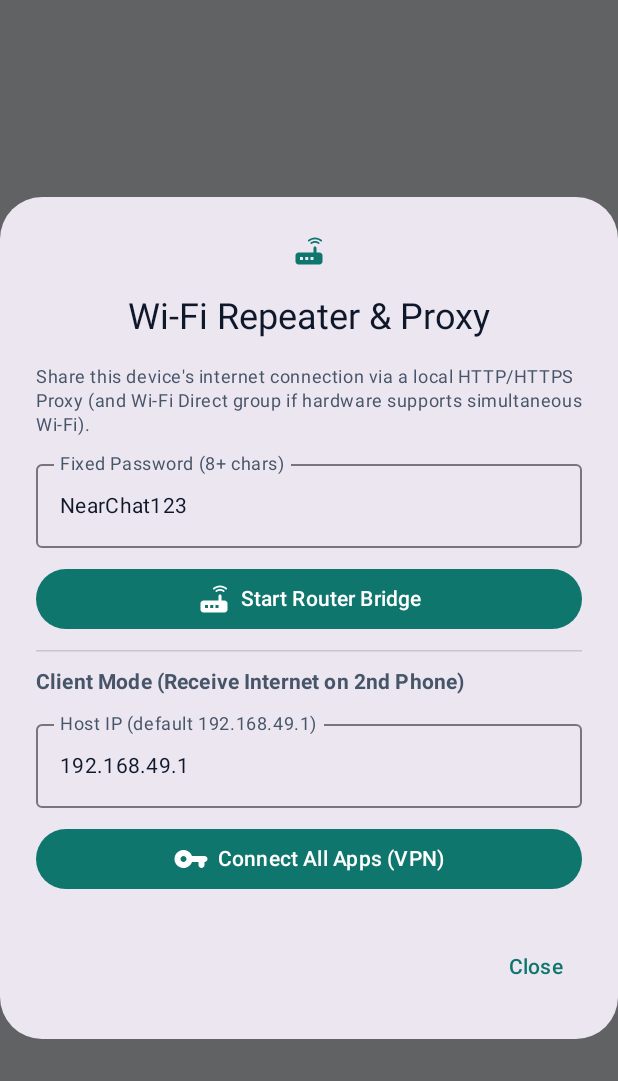
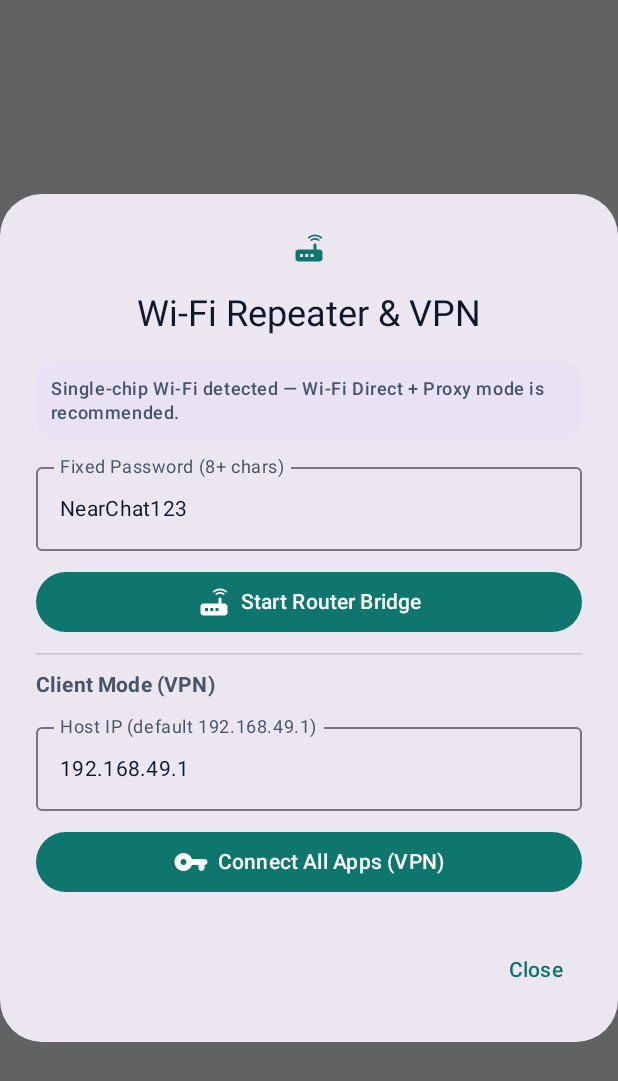
Before and after one commit to Khereba1/NearChat, an Android app built with Jetpack Compose: the composable RouterBridgeDialog shown on its own in the app's theme, on a phone screen of 412 x 824 dp. Shown: the top 1081 px of the screen. Run offline under Robolectric (Android 15) with nearby library versions, the phone set to English and light mode, and no system bars; libraries missing offline, so code that uses them is left out: hev.htproxy.

Commit message:
v1.4.0: fix router stop, prevent host/VPN conflict, hardware check, off-main-thread DB

```diff
--- a/app/build.gradle.kts
+++ b/app/build.gradle.kts
@@ -13,8 +13,8 @@ android {
         applicationId = "com.khereba1.nearchat"
         minSdk = 24
         targetSdk = 34
-        versionCode = 12
-        versionName = "1.3.1"
+        versionCode = 13
+        versionName = "1.4.0"
     }
 
     signingConfigs {
--- a/app/src/main/java/com/khereba1/app/ui/RouterBridgeDialog.kt
+++ b/app/src/main/java/com/khereba1/app/ui/RouterBridgeDialog.kt
@@ -2,8 +2,10 @@ package com.khereba1.app.ui
 
 import android.app.Activity
 import android.content.Context
+import android.content.Intent
 import android.net.VpnService
 import android.os.Build
+import android.provider.Settings
 import androidx.activity.compose.rememberLauncherForActivityResult
 import androidx.activity.result.contract.ActivityResultContracts
 import androidx.compose.foundation.layout.Arrangement
@@ -21,6 +23,7 @@ import androidx.compose.material.icons.Icons
 import androidx.compose.material.icons.rounded.ContentCopy
 import androidx.compose.material.icons.rounded.Router
 import androidx.compose.material.icons.rounded.VpnKey
+import androidx.compose.material.icons.rounded.WifiTethering
 import androidx.compose.material3.AlertDialog
 import androidx.compose.material3.Button
 import androidx.compose.material3.HorizontalDivider
@@ -66,6 +69,7 @@ fun RouterBridgeDialog(
         mutableStateOf(prefs.getString("vpn_host_ip", "192.168.49.1") ?: "192.168.49.1")
     }
     val isVpnRunning by NearChatVpnService.isRunning.collectAsState()
+    val supportsDirectHotspot = remember { WifiProxyServer.supportsDirectWifiHotspot(context) }
 
     val vpnPermLauncher = rememberLauncherForActivityResult(
         ActivityResultContracts.StartActivityForResult()
@@ -90,11 +94,36 @@ fun RouterBridgeDialog(
                 modifier = Modifier.verticalScroll(rememberScrollState()),
                 verticalArrangement = Arrangement.spacedBy(10.dp)
             ) {
-                Text(
-                    text = stringResource(R.string.router_desc),
-                    style = MaterialTheme.typography.bodySmall,
-                    color = MaterialTheme.colorScheme.onSurfaceVariant
-                )
+                Surface(
+                    shape = RoundedCornerShape(12.dp),
+                    color = MaterialTheme.colorScheme.secondaryContainer.copy(alpha = 0.55f),
+                    modifier = Modifier.fillMaxWidth()
+                ) {
+                    Column(modifier = Modifier.padding(10.dp), verticalArrangement = Arrangement.spacedBy(6.dp)) {
+                        Text(
+                            text = stringResource(
+                                if (supportsDirectHotspot) R.string.hw_direct_supported
+                                else R.string.hw_p2p_recommended
+                            ),
+                            style = MaterialTheme.typography.bodySmall,
+                            fontWeight = FontWeight.Medium
+                        )
+                        if (supportsDirectHotspot) {
+                            OutlinedButton(
+                                onClick = {
+                                    runCatching {
+                                        context.startActivity(Intent(Settings.ACTION_WIRELESS_SETTINGS))
+                                    }
+                                },
+                                modifier = Modifier.fillMaxWidth()
+                            ) {
+                                Icon(Icons.Rounded.WifiTethering, contentDescription = null, modifier = Modifier.size(16.dp))
+                                Spacer(Modifier.width(6.dp))
+                                Text(stringResource(R.string.open_hotspot_settings))
+                            }
+                        }
+                    }
+                }
 
                 if (!state.isRunning && Build.VERSION.SDK_INT >= Build.VERSION_CODES.Q) {
                     OutlinedTextField(
@@ -121,7 +150,7 @@ fun RouterBridgeDialog(
                             Row(verticalAlignment = Alignment.CenterVertically) {
                                 Column(modifier = Modifier.weight(1f)) {
                                     Text(
-                                        text = "HTTP Proxy (Wi-Fi Settings):",
+                                        text = "HTTP Proxy:",
                                         style = MaterialTheme.typography.labelSmall,
                                         fontWeight = FontWeight.Bold
                                     )
@@ -134,7 +163,7 @@ fun RouterBridgeDialog(
                             Row(verticalAlignment = Alignment.CenterVertically) {
                                 Column(modifier = Modifier.weight(1f)) {
                                     Text(
-                                        text = "SOCKS5 (Telegram / Client VPN):",
+                                        text = "SOCKS5 (Telegram / VPN):",
                                         style = MaterialTheme.typography.labelSmall,
                                         fontWeight = FontWeight.Bold
                                     )
@@ -182,14 +211,19 @@ fun RouterBridgeDialog(
                     OutlinedButton(onClick = onStop, modifier = Modifier.fillMaxWidth()) {
                         Text(stringResource(R.string.router_stop))
                     }
-                    TextButton(
-                        onClick = { WifiProxyServer.stop(keepGroup = false) },
+                } else {
+                    if (isVpnRunning) {
+                        Text(
+                            text = stringResource(R.string.stop_vpn_first),
+                            style = MaterialTheme.typography.labelSmall,
+                            color = MaterialTheme.colorScheme.error
+                        )
+                    }
+                    Button(
+                        enabled = !isVpnRunning,
+                        onClick = onStart,
                         modifier = Modifier.fillMaxWidth()
                     ) {
-                        Text(stringResource(R.string.router_reset_group))
-                    }
-                } else {
-                    Button(onClick = onStart, modifier = Modifier.fillMaxWidth()) {
                         Icon(Icons.Rounded.Router, contentDescription = null)
                         Spacer(Modifier.width(6.dp))
                         Text(stringResource(R.string.router_start))
@@ -215,6 +249,7 @@ fun RouterBridgeDialog(
                         modifier = Modifier.fillMaxWidth()
                     )
                     Button(
+                        enabled = !state.isRunning,
                         onClick = {
                             val prep = VpnService.prepare(context)
                             if (prep != null) {
--- a/app/src/main/res/values/strings.xml
+++ b/app/src/main/res/values/strings.xml
@@ -78,17 +78,21 @@
     <string name="bt_permission_needed">Bluetooth permission is needed to chat without Wi-Fi.</string>
     <string name="bt_no_paired">No paired Bluetooth devices found. Pair both phones in Android Settings first.</string>
     <string name="bt_tip">Works completely offline without Wi-Fi or Hotspot. Pair the two phones in Bluetooth settings, then one taps Host and the other Connects.</string>
-    <string name="router_title">Wi-Fi Repeater &amp; Proxy</string>
-    <string name="router_desc">Share this device\'s internet connection via a local HTTP/HTTPS Proxy (and Wi-Fi Direct group if hardware supports simultaneous Wi-Fi).</string>
+    <string name="router_title">Wi-Fi Repeater &amp; VPN</string>
+    <string name="router_desc">Share internet via Wi-Fi Direct + Proxy, or receive via VPN.</string>
     <string name="router_start">Start Router Bridge</string>
     <string name="router_stop">Stop Router Bridge</string>
     <string name="router_proxy_label">Proxy Address (set on client Wi-Fi):</string>
     <string name="router_p2p_label">Wi-Fi Direct Hotspot:</string>
-    <string name="router_hw_note">Note: On older single-chip devices without root, Android cannot broadcast a new Wi-Fi while already connected to Wi-Fi, so Wi-Fi Direct may fail; the Proxy still works over USB/Hotspot/LAN.</string>
+    <string name="router_hw_note">Tip: Disconnect Client VPN before starting Host Router on the same device.</string>
     <string name="router_custom_pass">Fixed Password (8+ chars)</string>
-    <string name="router_reset_group">Stop &amp; Reset Wi-Fi Group</string>
-    <string name="vpn_client_section">Client Mode (Receive Internet on 2nd Phone)</string>
+    <string name="router_reset_group">Reset Wi-Fi Group</string>
+    <string name="vpn_client_section">Client Mode (VPN)</string>
     <string name="vpn_host_ip">Host IP (default 192.168.49.1)</string>
     <string name="vpn_connect">Connect All Apps (VPN)</string>
     <string name="vpn_disconnect">Disconnect VPN</string>
+    <string name="hw_direct_supported">This device supports direct Wi-Fi Hotspot sharing (no Proxy/VPN needed).</string>
+    <string name="hw_p2p_recommended">Single-chip Wi-Fi detected — Wi-Fi Direct + Proxy mode is recommended.</string>
+    <string name="open_hotspot_settings">Open Hotspot Settings</string>
+    <string name="stop_vpn_first">Disconnect Client VPN first before starting Host Router.</string>
 </resources>
```
Also changed, not shown: app/src/main/java/com/khereba1/app/MainActivity.kt (+56 -15 lines), app/src/main/java/com/khereba1/app/network/WifiProxyServer.kt (+39 -6 lines), 1 other file.
